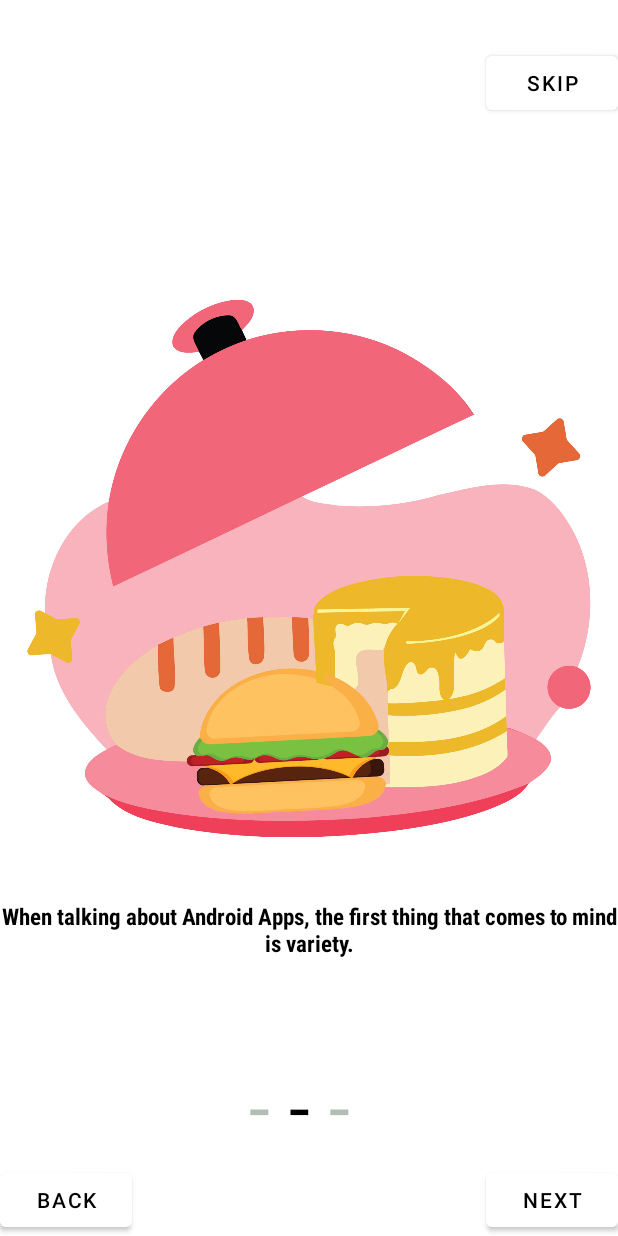
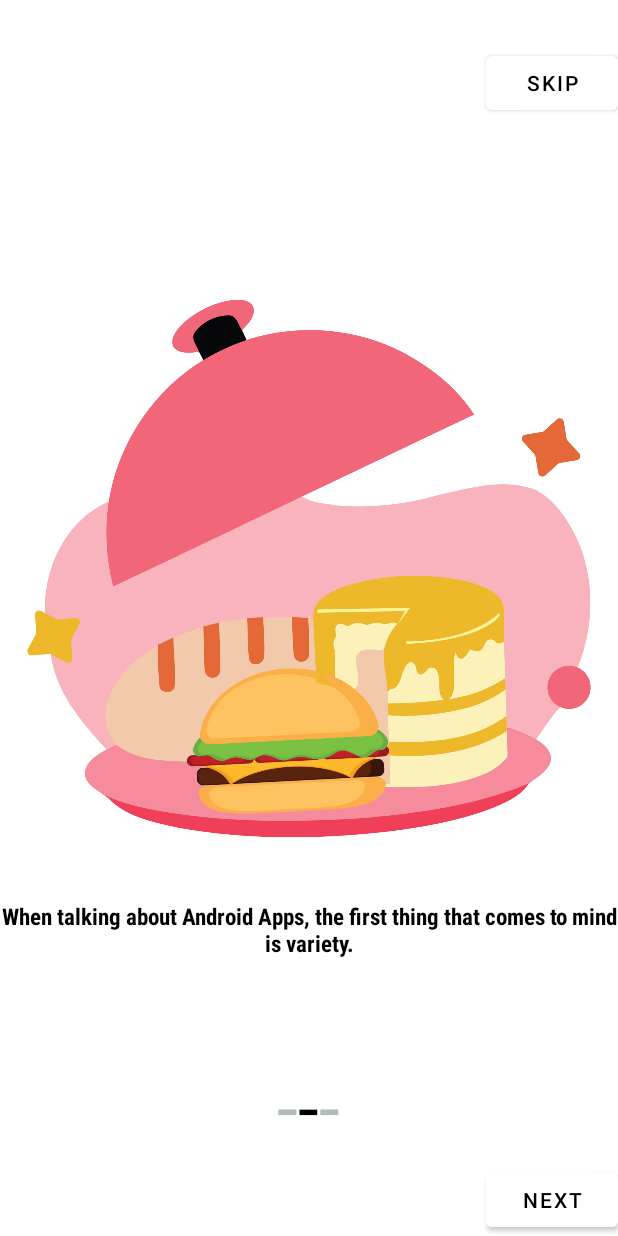
Before and after one commit to fitareq/AirFood, an Android app: the IntroActivity screen opened directly, with no data from a screen before it, after a tap on "NEXT", on a phone screen of 412 x 824 dp. Run offline under Robolectric (Android 15) with nearby library versions, the phone set to English and light mode, and no system bars; our stand-ins replace sdp/ssp sizes; 1 statement that could not run was skipped.

Commit message:
intro screen with slider.

```diff
--- a/app/src/main/java/com/airmoll/airfood/IntroActivity.java
+++ b/app/src/main/java/com/airmoll/airfood/IntroActivity.java
@@ -46,10 +46,10 @@ public class IntroActivity extends AppCompatActivity {
             @Override
             public void onPageSelected(int position) {
                 ColoredBars(position);
-                if (position==0)
+                /*if (position==0)
                     binding.back.setVisibility(View.GONE);
                 else
-                    binding.back.setVisibility(View.VISIBLE);
+                    binding.back.setVisibility(View.VISIBLE);*/
                 if (position==images.length-1)
                     binding.next.setText(R.string.get_started);
                 else binding.next.setText(R.string.next);
@@ -67,10 +67,10 @@ public class IntroActivity extends AppCompatActivity {
             binding.viewpager.setCurrentItem(i+1);
         });
 
-        binding.back.setOnClickListener(v1 -> {
+       /* binding.back.setOnClickListener(v1 -> {
             int i = binding.viewpager.getCurrentItem();
             binding.viewpager.setCurrentItem(i-1);
-        });
+        });*/
 
 
 
@@ -88,7 +88,7 @@ public class IntroActivity extends AppCompatActivity {
         {
             bottomBars[i]=new TextView(IntroActivity.this);
             bottomBars[i].setTextSize(50);
-            bottomBars[i].setText(Html.fromHtml("- "));
+            bottomBars[i].setText(Html.fromHtml("-"));
             bottomBars[i].setTextColor(ColorsInactive);
             binding.layoutBars.addView(bottomBars[i]);
         }
--- a/app/src/main/res/layout/activity_intro.xml
+++ b/app/src/main/res/layout/activity_intro.xml
@@ -47,7 +47,7 @@
         android:layout_alignParentBottom="true"
         android:text="@string/next" />
 
-    <Button
+    <!--<Button
         android:id="@+id/back"
         style="@style/Widget.App.ButtonStyle"
         android:layout_width="wrap_content"
@@ -56,5 +56,5 @@
         android:layout_alignParentBottom="true"
         android:text="@string/back"
         android:layout_alignParentLeft="true"
-        android:visibility="gone"/>
+        android:visibility="gone"/>-->
 </RelativeLayout>
```
